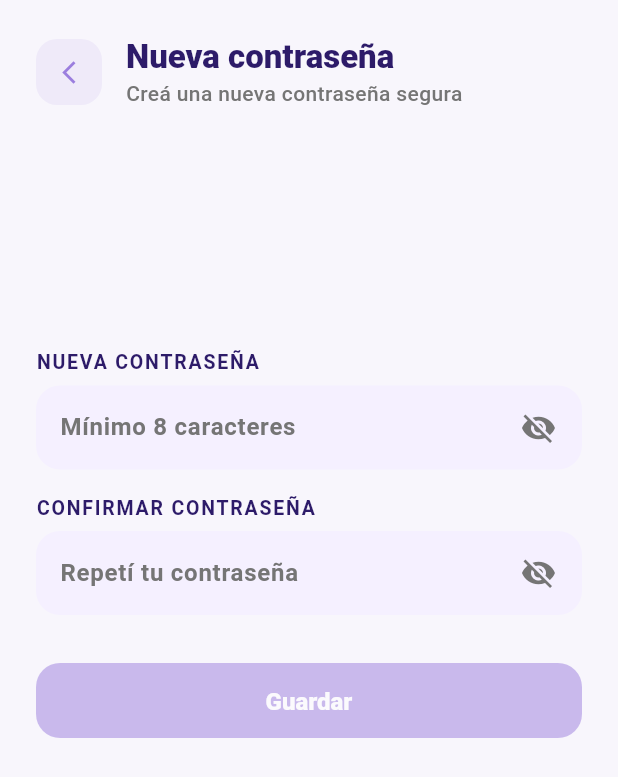
After one commit to ginodisettimio/vitis, a Flutter app: the ChangePasswordScreen screen opened by its route, on a phone screen of 412 x 824 dp. The commit adds this screen. Shown: the top 777 px of the screen. Run offline on Flutter 3.47's test engine with Material 3 defaults, Android fonts, the phone set to English and light mode, and no system bars.

Commit message:
Added change password screen and navigation

```diff
--- a/lib/main.dart
+++ b/lib/main.dart
@@ -1,4 +1,5 @@
 import 'package:flutter/material.dart';
+import 'package:vitis/screens/change_password_screen.dart';
 import 'package:vitis/screens/forget_password_screen.dart';
 import 'package:vitis/screens/wallets_screen.dart';
 import 'package:vitis/screens/add_new_wallet_screen.dart';
@@ -27,6 +28,7 @@ class MainApp extends StatelessWidget {
         "/login": (context) => LoginScreen(),
         "/register": (context) => RegisterScreen(),
         "/forgetpassword": (context) => ForgetPasswordScreen(),
+        "/changepassword": (context) => ChangePasswordScreen(),
         "/wallets": (context) => MyWalletsScreen(),
         "/addwallet": (context) => AddWalletScreen(),
       },
--- /dev/null
+++ b/lib/screens/change_password_screen.dart
@@ -0,0 +1,154 @@
+import 'package:flutter/material.dart';
+import 'package:vitis/widgets/form_btn.dart';
+import 'package:vitis/widgets/form_input.dart';
+
+class ChangePasswordScreen extends StatefulWidget {
+  const ChangePasswordScreen({super.key});
+
+  @override
+  State<ChangePasswordScreen> createState() => _ChangePasswordScreenState();
+}
+
+class _ChangePasswordScreenState extends State<ChangePasswordScreen> {
+  bool _obscurePasswords = true;
+
+  String _password = '';
+  String _confirmPassword = '';
+
+  bool get _isValid {
+    return _password.length >= 8 &&
+        _confirmPassword.length >= 8 &&
+        _password == _confirmPassword;
+  }
+
+  void _togglePasswordsVisibility() {
+    setState(() {
+      _obscurePasswords = !_obscurePasswords;
+    });
+  }
+
+  @override
+  Widget build(BuildContext context) {
+    final theme = Theme.of(context);
+
+    return Scaffold(
+      body: SafeArea(
+        child: CustomScrollView(
+          slivers: [
+            SliverFillRemaining(
+              hasScrollBody: false,
+              child: Padding(
+                padding: const EdgeInsets.symmetric(
+                  horizontal: 24.0,
+                  vertical: 12.0,
+                ),
+                child: Column(
+                  crossAxisAlignment: CrossAxisAlignment.stretch,
+                  children: [
+                    const SizedBox(height: 12),
+
+                    // Header
+                    Row(
+                      children: [
+                        Container(
+                          width: 44,
+                          height: 44,
+                          decoration: BoxDecoration(
+                            color: theme.primaryColor.withValues(alpha: 0.1),
+                            borderRadius: BorderRadius.circular(14),
+                          ),
+                          child: IconButton(
+                            padding: EdgeInsets.zero,
+                            icon: Icon(
+                              Icons.arrow_back_ios_new,
+                              color: theme.primaryColor,
+                              size: 18,
+                            ),
+                            onPressed: () => Navigator.pop(context),
+                          ),
+                        ),
+                        const SizedBox(width: 16),
+                        Expanded(
+                          child: Column(
+                            crossAxisAlignment: CrossAxisAlignment.start,
+                            children: [
+                              Text(
+                                "Nueva contraseña",
+                                style: theme.textTheme.titleLarge?.copyWith(
+                                  fontSize: 22,
+                                ),
+                              ),
+                              Text(
+                                "Creá una nueva contraseña segura",
+                                style: theme.textTheme.bodyMedium,
+                              ),
+                            ],
+                          ),
+                        ),
+                      ],
+                    ),
+
+                    const Spacer(),
+
+                    // Formulario Centrado
+                    FormInput(
+                      label: "NUEVA CONTRASEÑA",
+                      hint: "Mínimo 8 caracteres",
+                      type: Type.password,
+                      obscureText: _obscurePasswords,
+                      onToggleObscure: _togglePasswordsVisibility,
+                      onChanged: (value) {
+                        setState(() {
+                          _password = value;
+                        });
+                      },
+                    ),
+                    const SizedBox(height: 16),
+                    FormInput(
+                      label: "CONFIRMAR CONTRASEÑA",
+                      hint: "Repetí tu contraseña",
+                      type: Type.password,
+                      obscureText: _obscurePasswords,
+                      onToggleObscure: _togglePasswordsVisibility,
+                      onChanged: (value) {
+                        setState(() {
+                          _confirmPassword = value;
+                        });
+                      },
+                    ),
+
+                    const SizedBox(height: 32),
+
+                    // Botón Guardar
+                    Opacity(
+                      opacity: _isValid ? 1.0 : 0.5,
+                      child: SizedBox(
+                        height: 50,
+                        child: FormBtn(
+                          text: "Guardar",
+                          onPressed: () => {
+                            if (_isValid)
+                              {
+                                Navigator.pushNamedAndRemoveUntil(
+                                  context,
+                                  '/login',
+                                  (route) => false,
+                                ),
+                              },
+                          },
+                        ),
+                      ),
+                    ),
+
+                    // Spacer inferior (con un flex ligeramente mayor para que quede un poco más arriba que el centro exacto, mejora la estética)
+                    const Spacer(flex: 2),
+                  ],
+                ),
+              ),
+            ),
+          ],
+        ),
+      ),
+    );
+  }
+}
--- a/lib/screens/forget_password_screen.dart
+++ b/lib/screens/forget_password_screen.dart
@@ -183,6 +183,7 @@ class _ForgetPasswordScreenState extends State<ForgetPasswordScreen> {
                                       onPressed: () {
                                         if (_isCodeValid) {
                                           // TODO: Lógica de validación del código
+                                          Navigator.pushNamed(context, "/changepassword");
                                         }
                                       },
                                     ),
```
Also changed, not shown: lib/screens/login_screen.dart (+9 -0 lines), lib/screens/register_screen.dart (+14 -5 lines).
